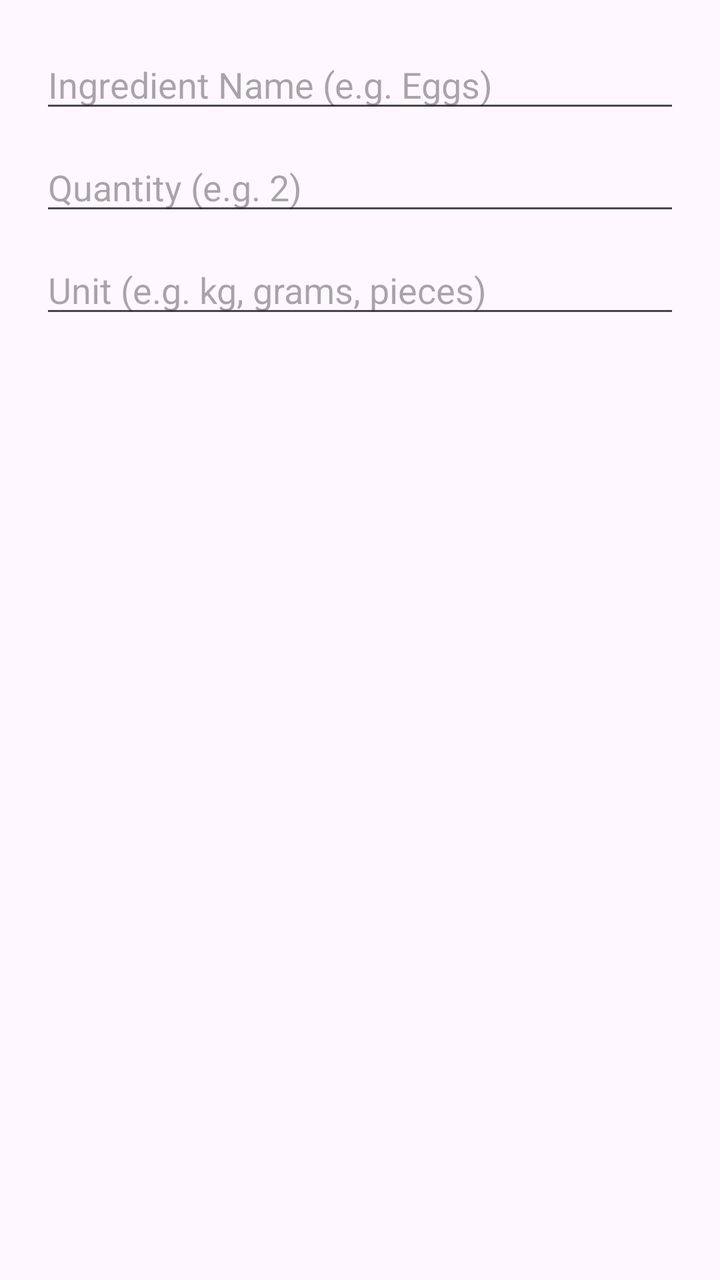
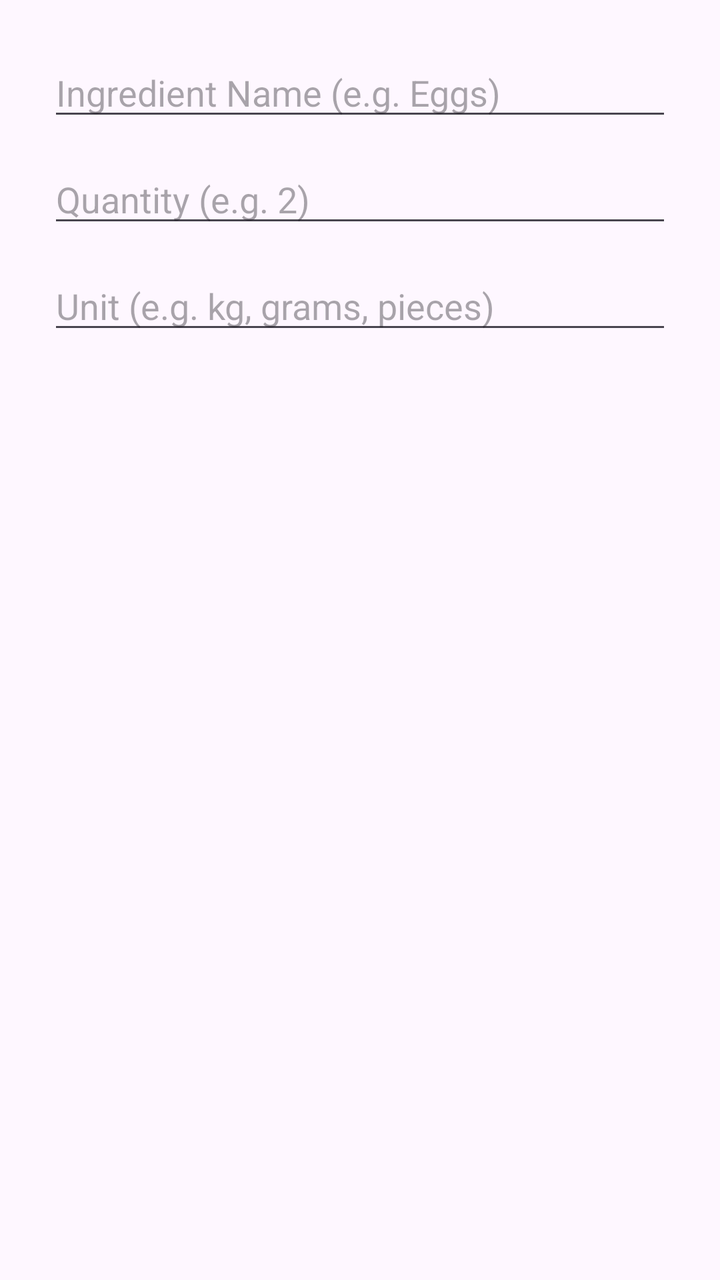

Compare the two renders of this Android layout. The source of the first and the diff that turns it into the second are given below.
<!-- AndroidManifest.xml: application theme Theme.SmartPantryManager -->
<!-- res/layout/dialog_add_ingredient.xml -->
<?xml version="1.0" encoding="utf-8"?>
<LinearLayout xmlns:android="http://schemas.android.com/apk/res/android"
    android:layout_width="match_parent"
    android:layout_height="wrap_content"
    android:orientation="vertical"
    android:padding="20dp">

    <EditText
        android:id="@+id/etIngredientName"
        android:layout_width="match_parent"
        android:layout_height="wrap_content"
        android:hint="Ingredient Name (e.g. Eggs)"
        android:inputType="text" />

    <EditText
        android:id="@+id/etIngredientQty"
        android:layout_width="match_parent"
        android:layout_height="wrap_content"
        android:layout_marginTop="10dp"
        android:hint="Quantity (e.g. 2)"
        android:inputType="numberDecimal" />

    <EditText
        android:id="@+id/etIngredientUnit"
        android:layout_width="match_parent"
        android:layout_height="wrap_content"
        android:layout_marginTop="10dp"
        android:hint="Unit (e.g. kg, grams, pieces)"
        android:inputType="text" />

</LinearLayout>
<!-- resources referenced by this layout -->
<resources>
  <style name="Theme.SmartPantryManager" parent="Base.Theme.SmartPantryManager" />
  <style name="Base.Theme.SmartPantryManager" parent="Theme.Material3.DayNight.NoActionBar">
          
          
      </style>
</resources>

<!-- the commit's change to res/layout/dialog_add_ingredient.xml (unified diff, before → after) -->
@@ -3,7 +3,7 @@
     android:layout_width="match_parent"
     android:layout_height="wrap_content"
     android:orientation="vertical"
-    android:padding="20dp">
+    android:padding="24dp">
 
     <EditText
         android:id="@+id/etIngredientName"
@@ -16,7 +16,7 @@
         android:id="@+id/etIngredientQty"
         android:layout_width="match_parent"
         android:layout_height="wrap_content"
-        android:layout_marginTop="10dp"
+        android:layout_marginTop="12dp"
         android:hint="Quantity (e.g. 2)"
         android:inputType="numberDecimal" />
 
@@ -24,7 +24,7 @@
         android:id="@+id/etIngredientUnit"
         android:layout_width="match_parent"
         android:layout_height="wrap_content"
-        android:layout_marginTop="10dp"
+        android:layout_marginTop="12dp"
         android:hint="Unit (e.g. kg, grams, pieces)"
         android:inputType="text" />
 
